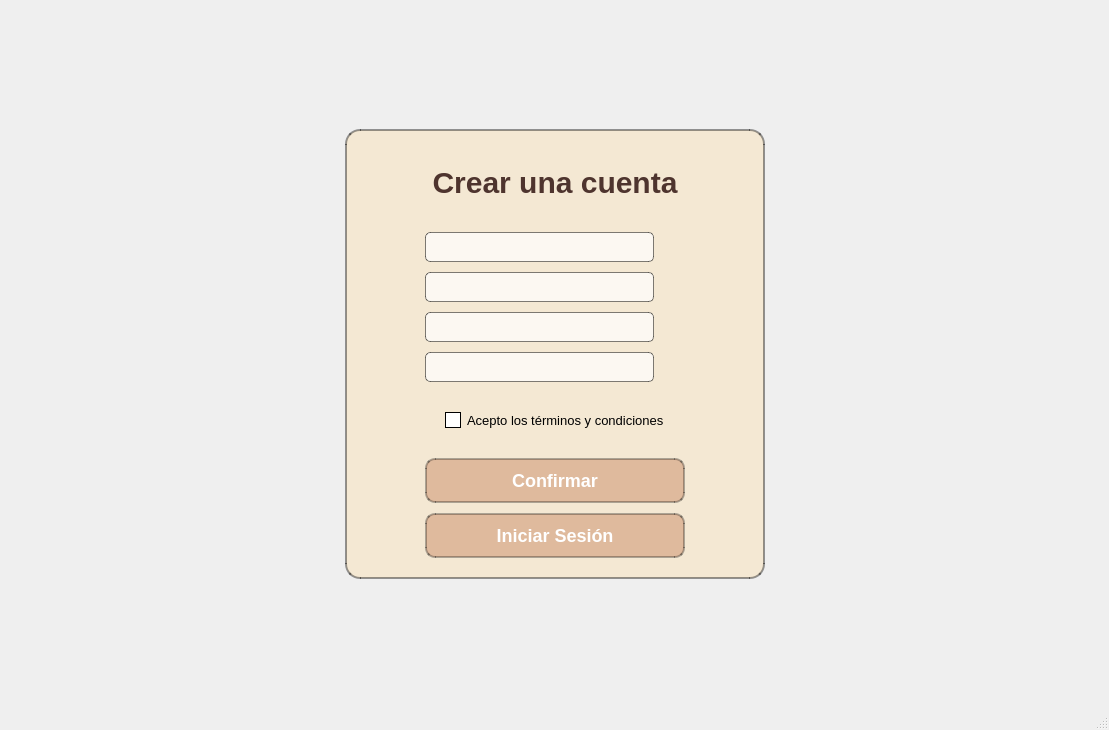
Before: the Qt Designer form views/qt/register.ui in cbercas/LibroTech_Eq05, drawn with Qt 5.
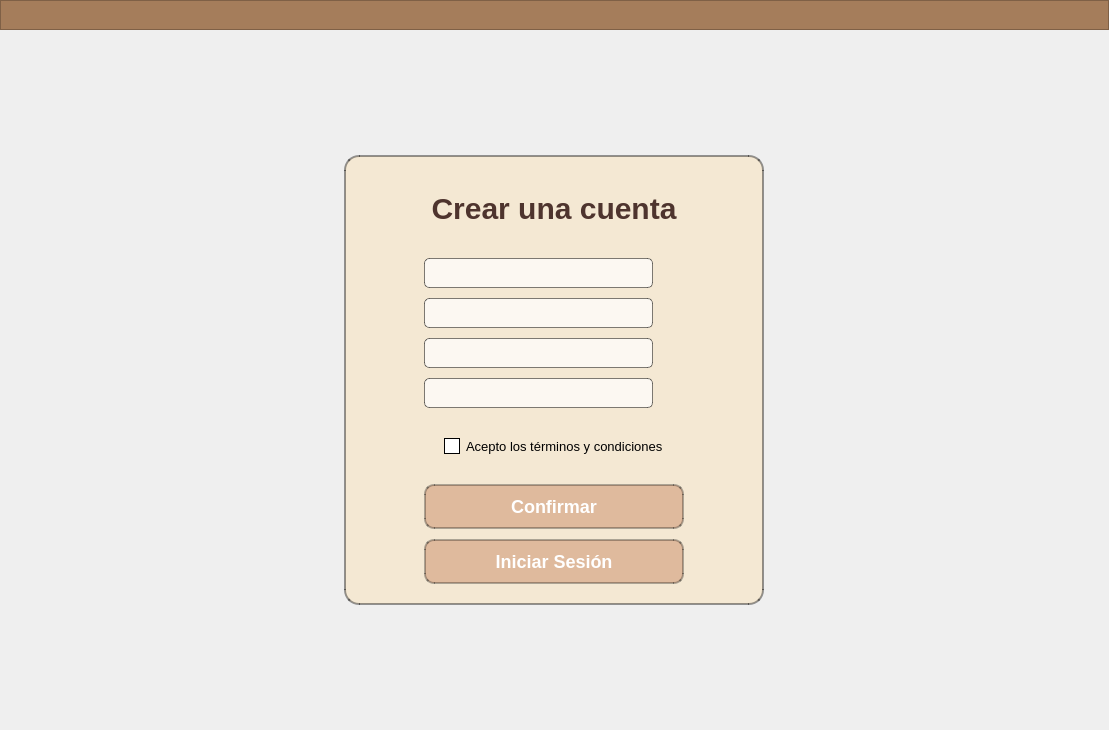
After: the same form once the commit is applied. Icons and pictures are not drawn.

```diff
--- a/views/qt/register.ui
+++ b/views/qt/register.ui
@@ -20,46 +20,22 @@
 }</string>
    </property>
    <layout class="QGridLayout" name="gridLayout">
-    <item row="0" column="1">
-     <spacer name="vs_2">
-      <property name="orientation">
-       <enum>Qt::Orientation::Vertical</enum>
-      </property>
-      <property name="sizeHint" stdset="0">
-       <size>
-        <width>20</width>
-        <height>40</height>
-       </size>
-      </property>
-     </spacer>
-    </item>
-    <item row="1" column="2">
-     <spacer name="hs_2">
-      <property name="orientation">
-       <enum>Qt::Orientation::Horizontal</enum>
-      </property>
-      <property name="sizeHint" stdset="0">
-       <size>
-        <width>40</width>
-        <height>20</height>
-       </size>
-      </property>
-     </spacer>
-    </item>
-    <item row="1" column="0">
-     <spacer name="hs_1">
-      <property name="orientation">
-       <enum>Qt::Orientation::Horizontal</enum>
-      </property>
-      <property name="sizeHint" stdset="0">
-       <size>
-        <width>40</width>
-        <height>20</height>
-       </size>
-      </property>
-     </spacer>
-    </item>
-    <item row="2" column="1">
+    <property name="leftMargin">
+     <number>0</number>
+    </property>
+    <property name="topMargin">
+     <number>0</number>
+    </property>
+    <property name="rightMargin">
+     <number>0</number>
+    </property>
+    <property name="bottomMargin">
+     <number>0</number>
+    </property>
+    <property name="spacing">
+     <number>0</number>
+    </property>
+    <item row="3" column="1">
      <spacer name="vs_1">
       <property name="orientation">
        <enum>Qt::Orientation::Vertical</enum>
@@ -72,7 +48,33 @@
       </property>
      </spacer>
     </item>
+    <item row="2" column="2">
+     <spacer name="hs_2">
+      <property name="orientation">
+       <enum>Qt::Orientation::Horizontal</enum>
+      </property>
+      <property name="sizeHint" stdset="0">
+       <size>
+        <width>40</width>
+        <height>20</height>
+       </size>
+      </property>
+     </spacer>
+    </item>
     <item row="1" column="1">
+     <spacer name="vs_2">
+      <property name="orientation">
+       <enum>Qt::Orientation::Vertical</enum>
+      </property>
+      <property name="sizeHint" stdset="0">
+       <size>
+        <width>20</width>
+        <height>40</height>
+       </size>
+      </property>
+     </spacer>
+    </item>
+    <item row="2" column="1">
      <widget class="QWidget" name="widget" native="true">
       <property name="minimumSize">
        <size>
@@ -381,19 +383,148 @@
       </layout>
      </widget>
     </item>
+    <item row="2" column="0">
+     <spacer name="hs_1">
+      <property name="orientation">
+       <enum>Qt::Orientation::Horizontal</enum>
+      </property>
+      <property name="sizeHint" stdset="0">
+       <size>
+        <width>40</width>
+        <height>20</height>
+       </size>
+      </property>
+     </spacer>
+    </item>
+    <item row="0" column="0" colspan="3">
+     <widget class="QFrame" name="frame">
+      <property name="minimumSize">
+       <size>
+        <width>0</width>
+        <height>30</height>
+       </size>
+      </property>
+      <property name="styleSheet">
+       <string notr="true">background-color: rgb(165, 125, 91);</string>
+      </property>
+      <property name="frameShape">
+       <enum>QFrame::Shape::StyledPanel</enum>
+      </property>
+      <property name="frameShadow">
+       <enum>QFrame::Shadow::Raised</enum>
+      </property>
+      <layout class="QHBoxLayout" name="horizontalLayout">
+       <property name="spacing">
+        <number>10</number>
+       </property>
+       <property name="leftMargin">
+        <number>0</number>
+       </property>
+       <property name="topMargin">
+        <number>0</number>
+       </property>
+       <property name="rightMargin">
+        <number>10</number>
+       </property>
+       <property name="bottomMargin">
+        <number>0</number>
+       </property>
+       <item>
+        <spacer name="horizontalSpacer">
+         <property name="orientation">
+          <enum>Qt::Orientation::Horizontal</enum>
+         </property>
+         <property name="sizeHint" stdset="0">
+          <size>
+           <width>1004</width>
+           <height>20</height>
+          </size>
+         </property>
+        </spacer>
+       </item>
+       <item>
+        <widget class="QPushButton" name="btn_minimize">
+         <property name="minimumSize">
+          <size>
+           <width>20</width>
+           <height>20</height>
+          </size>
+         </property>
+         <property name="styleSheet">
+          <string notr="true">QPushButton{
+	border: 0px;
+}
+
+QPushButton:hover{
+	background-color: rgb(193, 161, 136);
+}</string>
+         </property>
+         <property name="text">
+          <string/>
+         </property>
+         <property name="icon">
+          <iconset>
+           <normaloff>../../img/prueba/minus-sign.png</normaloff>../../img/prueba/minus-sign.png</iconset>
+         </property>
+        </widget>
+       </item>
+       <item>
+        <widget class="QPushButton" name="btn_maximize">
+         <property name="minimumSize">
+          <size>
+           <width>20</width>
+           <height>20</height>
+          </size>
+         </property>
+         <property name="styleSheet">
+          <string notr="true">QPushButton{
+	border: 0px;
+}
+
+QPushButton:hover{
+	background-color: rgb(193, 161, 136);
+}</string>
+         </property>
+         <property name="text">
+          <string/>
+         </property>
+         <property name="icon">
+          <iconset>
+           <normaloff>../../img/prueba/stop.png</normaloff>../../img/prueba/stop.png</iconset>
+         </property>
+        </widget>
+       </item>
+       <item>
+        <widget class="QPushButton" name="btn_close">
+         <property name="minimumSize">
+          <size>
+           <width>20</width>
+           <height>20</height>
+          </size>
+         </property>
+         <property name="styleSheet">
+          <string notr="true">QPushButton{
+	border: 0px;
+}
+
+QPushButton:hover{
+	background-color: rgb(193, 161, 136);
+}</string>
+         </property>
+         <property name="text">
+          <string/>
+         </property>
+         <property name="icon">
+          <iconset>
+           <normaloff>../../img/prueba/close.png</normaloff>../../img/prueba/close.png</iconset>
+         </property>
+        </widget>
+       </item>
+      </layout>
+     </widget>
+    </item>
    </layout>
   </widget>
-  <widget class="QMenuBar" name="menubar">
-   <property name="geometry">
-    <rect>
-     <x>0</x>
-     <y>0</y>
-     <width>1109</width>
-     <height>22</height>
-    </rect>
-   </property>
-  </widget>
-  <widget class="QStatusBar" name="statusbar"/>
  </widget>
  <resources>
   <include location="../../img/background.qrc"/>
```
